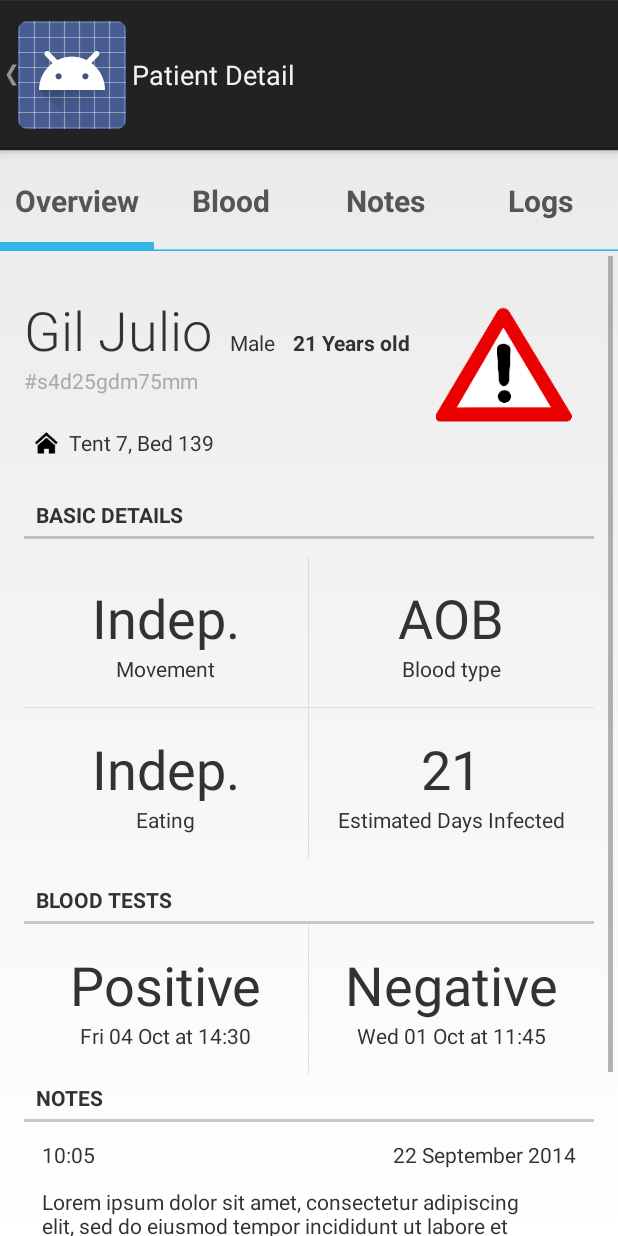
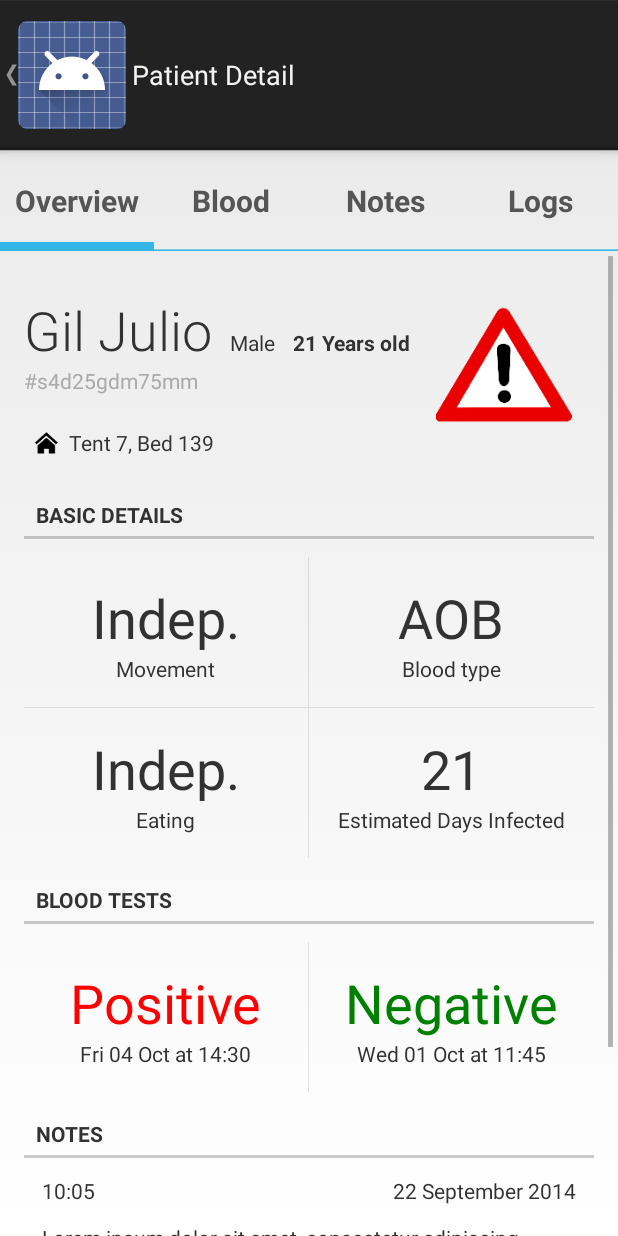
Before and after one commit to zestyping/projectbuendia, an Android app: the PatientDetailOverviewFragment screen opened directly, with no data from a screen before it, on a phone screen of 412 x 824 dp. Run offline under Robolectric (Android 15) with nearby library versions, the phone set to English and light mode, and no system bars.

Commit message:
further patient overview layout changes

```diff
--- a/android/MSFMedicalRecords/app/src/main/res/layout/fragment_patient_detail_overview.xml
+++ b/android/MSFMedicalRecords/app/src/main/res/layout/fragment_patient_detail_overview.xml
@@ -199,12 +199,15 @@
                 android:text="Blood Tests" />
 
             <LinearLayout
+                android:layout_marginTop="12dp"
+                android:layout_marginBottom="12dp"
                 style="@style/row">
                 <LinearLayout
                     style="@style/cell">
                     <TextView
                         style="@style/cell_heading"
-                        android:text="Positive"/>
+                        android:text="Positive"
+                        android:textColor="@color/red"/>
                     <TextView
                         style="@style/cell_subheading"
                         android:text="Fri 04 Oct at 14:30"/>
@@ -213,7 +216,8 @@
                     style="@style/cell">
                     <TextView
                         style="@style/cell_heading"
-                        android:text="Negative"/>
+                        android:text="Negative"
+                        android:textColor="@color/green"/>
                     <TextView
                         style="@style/cell_subheading"
                         android:text="Wed 01 Oct at 11:45"/>
--- /dev/null
+++ b/android/MSFMedicalRecords/app/src/main/res/values/colors.xml
@@ -0,0 +1,8 @@
+<?xml version="1.0" encoding="utf-8"?>
+<resources>
+
+    <color name="green">#008000</color>
+    <color name="red">#FF0000</color>
+
+
+</resources>
```
